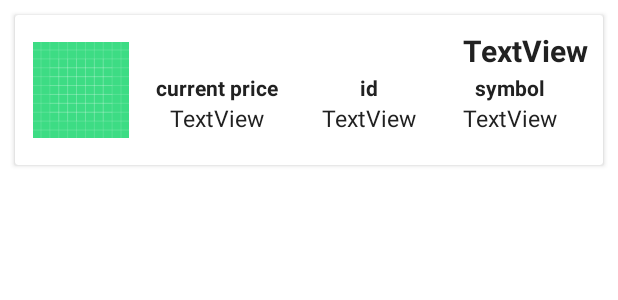
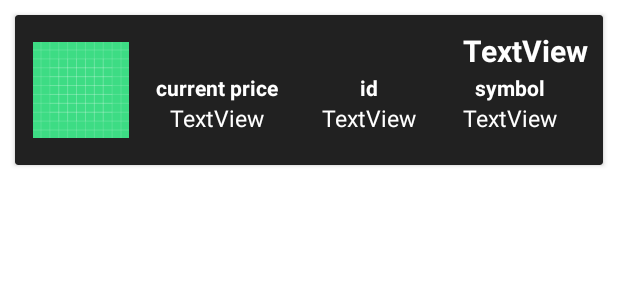
Before and after one commit to MohammadRezaZandiehh/coinsProject, an Android app: the layout list_item_main.xml on its own in the app's theme, with its tools: preview values and no code run, on a phone screen of 412 x 824 dp. Shown: the top 300 px of the screen. Run offline under Robolectric (Android 15) with nearby library versions, the phone set to English and light mode, and no system bars; network calls fail.

Commit message:
completed2

```diff
--- a/app/src/main/res/layout/activity_main.xml
+++ b/app/src/main/res/layout/activity_main.xml
@@ -4,7 +4,8 @@
     xmlns:tools="http://schemas.android.com/tools"
     android:layout_width="match_parent"
     android:layout_height="match_parent"
-    tools:context=".MainActivity">
+    tools:context=".MainActivity"
+    android:background="#212121">
 
     <androidx.recyclerview.widget.RecyclerView
         android:id="@+id/rv_main"
--- a/app/src/main/res/layout/list_item_main.xml
+++ b/app/src/main/res/layout/list_item_main.xml
@@ -4,7 +4,8 @@
     xmlns:tools="http://schemas.android.com/tools"
     android:layout_width="match_parent"
     android:layout_height="100dp"
-    android:layout_margin="10dp">
+    android:layout_margin="10dp"
+    android:backgroundTint="#212121">
 
     <!--    <TextView-->
     <!--        android:id="@+id/textViewShowNameCoins"-->
@@ -29,7 +30,7 @@
             android:layout_margin="10dp"
             android:layout_marginEnd="16dp"
             android:text="TextView"
-            android:textColor="#212121"
+            android:textColor="@color/white"
             android:textSize="20sp"
             android:textStyle="bold"
             app:layout_constraintEnd_toEndOf="parent"
@@ -41,7 +42,7 @@
             android:layout_height="wrap_content"
             android:layout_marginEnd="24dp"
             android:text="TextView"
-            android:textColor="#212121"
+            android:textColor="@color/white"
             android:textSize="15sp"
             app:layout_constraintBottom_toBottomOf="parent"
             app:layout_constraintEnd_toEndOf="parent"
@@ -55,7 +56,7 @@
             android:layout_height="wrap_content"
             android:layout_marginEnd="24dp"
             android:text="TextView"
-            android:textColor="#212121"
+            android:textColor="@color/white"
             android:textSize="15sp"
             app:layout_constraintBottom_toBottomOf="@+id/textViewSymbol"
             app:layout_constraintEnd_toStartOf="@+id/textViewSymbol"
@@ -70,7 +71,7 @@
             android:layout_marginStart="16dp"
             android:layout_marginEnd="32dp"
             android:text="TextView"
-            android:textColor="#212121"
+            android:textColor="@color/white"
             android:textSize="15sp"
             app:layout_constraintBottom_toBottomOf="@+id/textViewId"
             app:layout_constraintEnd_toStartOf="@+id/textViewId"
@@ -83,7 +84,7 @@
             android:layout_width="wrap_content"
             android:layout_height="wrap_content"
             android:text="current price"
-            android:textColor="#212121"
+            android:textColor="@color/white"
             android:textStyle="bold"
             app:layout_constraintBottom_toTopOf="@+id/textViewCurrentPrice"
             app:layout_constraintEnd_toEndOf="@+id/textViewCurrentPrice"
@@ -94,7 +95,7 @@
             android:layout_width="wrap_content"
             android:layout_height="wrap_content"
             android:text="id"
-            android:textColor="#212121"
+            android:textColor="@color/white"
             android:textStyle="bold"
             app:layout_constraintBottom_toTopOf="@+id/textViewId"
             app:layout_constraintEnd_toEndOf="@+id/textViewId"
@@ -105,7 +106,7 @@
             android:layout_width="wrap_content"
             android:layout_height="wrap_content"
             android:text="symbol"
-            android:textColor="#212121"
+            android:textColor="@color/white"
             android:textStyle="bold"
             app:layout_constraintBottom_toTopOf="@+id/textViewSymbol"
             app:layout_constraintEnd_toEndOf="@+id/textViewSymbol"
--- a/app/src/main/res/values/themes.xml
+++ b/app/src/main/res/values/themes.xml
@@ -3,7 +3,7 @@
     <style name="Theme.CoinProject" parent="Theme.MaterialComponents.DayNight.NoActionBar">
         <!-- Primary brand color. -->
         <item name="colorPrimary">@color/purple_500</item>
-        <item name="colorPrimaryVariant">@color/purple_700</item>
+        <item name="colorPrimaryVariant">@color/black</item>
         <item name="colorOnPrimary">@color/white</item>
         <!-- Secondary brand color. -->
         <item name="colorSecondary">@color/teal_200</item>
```
